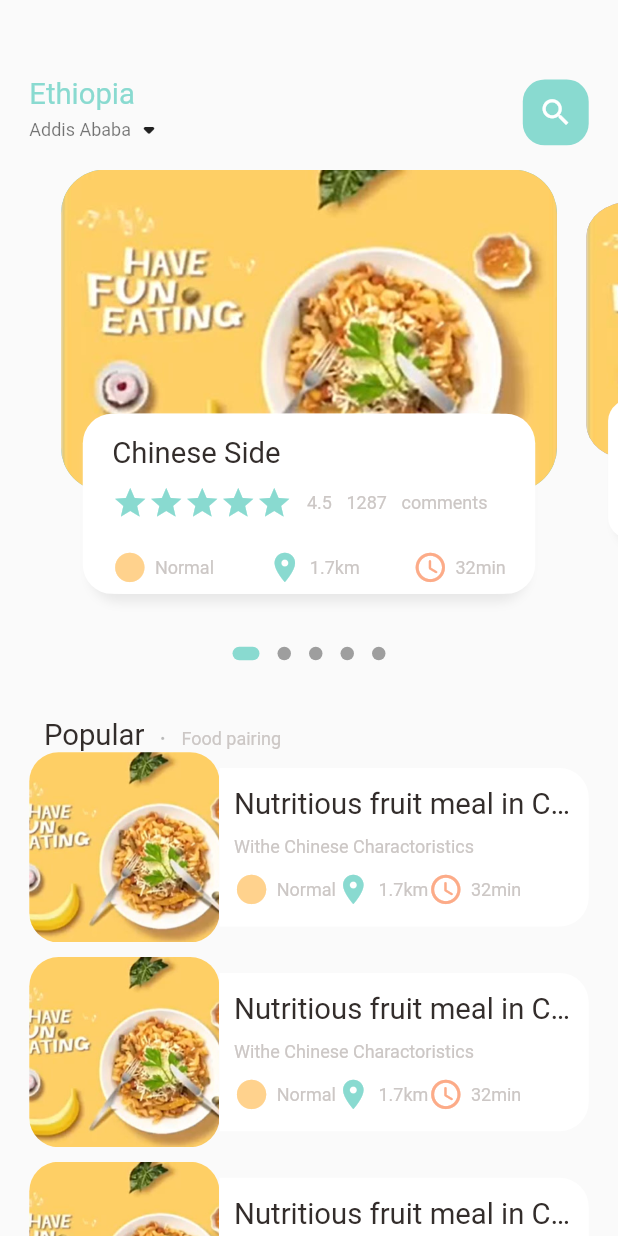
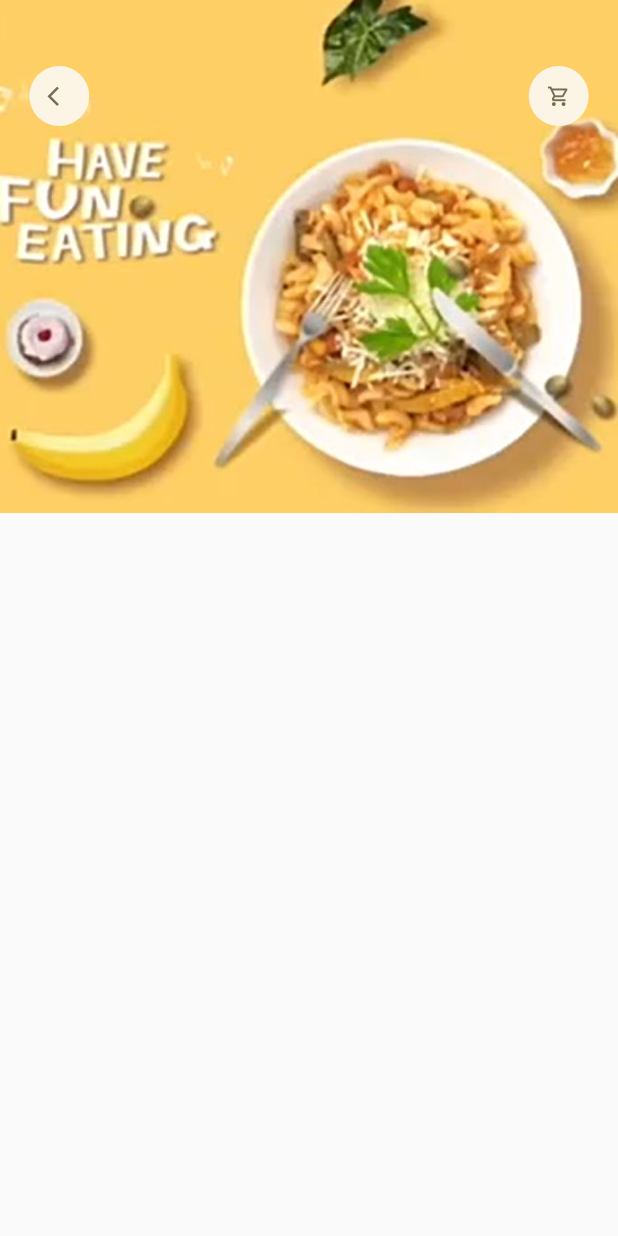
Before and after one commit to dag-tad/enat_guada, a Flutter app: the screen it shows after launch, on a phone screen of 412 x 824 dp. Run offline on Flutter 3.47's test engine with Material 2 defaults, Android fonts, the phone set to English and light mode, and no system bars; drawn by our look-alikes of dots_indicator; our stand-ins replace get.

Commit message:
add popular food detail header and image

```diff
--- a/lib/main.dart
+++ b/lib/main.dart
@@ -1,4 +1,5 @@
-import 'package:enat_guada/home/main_food_page.dart';
+import 'package:enat_guada/pages/food/popular_food_detail.dart';
+import 'package:enat_guada/pages/home/main_food_page.dart';
 import 'package:flutter/material.dart';
 import 'package:get/get_navigation/src/root/get_material_app.dart';
 
@@ -41,7 +42,7 @@ class _MyHomePageState extends State<MyHomePage> {
       theme: ThemeData(
         primarySwatch: Colors.blue,
       ),
-      home: MainFoodPage()
+      home: PopularFoodDetail()
     );
   }
 }
--- /dev/null
+++ b/lib/pages/food/popular_food_detail.dart
@@ -0,0 +1,41 @@
+import 'package:enat_guada/widgets/app_icon.dart';
+import 'package:flutter/material.dart';
+
+import '../../util/dimentions.dart';
+
+class PopularFoodDetail extends StatelessWidget {
+  const PopularFoodDetail({super.key});
+
+  @override
+  Widget build(BuildContext context) {
+    return Scaffold(
+      body: Stack(
+        children: [
+          Positioned(
+            left: 0,
+            right: 0,
+            child: Container(
+              height: Dimensions.popularFoodImgSize,
+              decoration: BoxDecoration(
+                  image: DecorationImage(
+                      fit: BoxFit.cover,
+                      image: AssetImage("assets/image/food0.jpg"))),
+            ),
+          ),
+          Positioned(
+            top: Dimensions.height45,
+            left: Dimensions.width20,
+            right: Dimensions.width20,
+            child: Row(
+              mainAxisAlignment: MainAxisAlignment.spaceBetween,
+              children: [
+                AppIcon(icon: Icons.arrow_back_ios),
+                AppIcon(icon: Icons.shopping_cart_outlined),
+              ],
+            ),
+          )
+        ],
+      ),
+    );
+  }
+}
--- a/lib/home/food_page_body.dart
+++ b/lib/pages/home/food_page_body.dart
@@ -6,7 +6,7 @@ import 'package:enat_guada/widgets/icon_and_text_widget.dart';
 import 'package:flutter/material.dart';
 import 'package:flutter/rendering.dart';
 
-import '../widgets/small_text.dart';
+import '../../widgets/small_text.dart';
 
 class FoodPageBody extends StatefulWidget {
   const FoodPageBody({super.key});
--- a/lib/home/main_food_page.dart
+++ b/lib/pages/home/main_food_page.dart
@@ -1,4 +1,4 @@
-import 'package:enat_guada/home/food_page_body.dart';
+import 'package:enat_guada/pages/home/food_page_body.dart';
 import 'package:enat_guada/util/app_colors.dart';
 import 'package:enat_guada/util/dimentions.dart';
 import 'package:enat_guada/widgets/big_text.dart';
--- a/lib/util/dimentions.dart
+++ b/lib/util/dimentions.dart
@@ -28,8 +28,11 @@ class Dimensions {
   static double radius20 = screenHeight / 42.2;
   static double radius30 = screenHeight / 28.13;
 
+  static double iconSize16 = screenHeight / 52.75;
   static double iconSize24 = screenHeight / 35.17;
 
   static double listViewImgSize = screenWidth / 3.25;
   static double listViewTextContentSize = screenWidth / 3.9;
+
+  static double popularFoodImgSize = screenHeight / 2.41;
 }
--- /dev/null
+++ b/lib/widgets/app_icon.dart
@@ -0,0 +1,30 @@
+import 'package:flutter/material.dart';
+
+import '../util/dimentions.dart';
+
+class AppIcon extends StatelessWidget {
+  final IconData icon;
+  final Color backgroundColor;
+  final Color iconColor;
+  final double size;
+
+  AppIcon({super.key, required this.icon, this.backgroundColor = const Color(0xFFFCF4E4),
+  this.iconColor = const Color(0xFF756D54), this.size = 40});
+
+  @override
+  Widget build(BuildContext context) {
+    return Container(
+      width: size,
+      height: size,
+      decoration: BoxDecoration(
+        borderRadius: BorderRadius.circular(size / 2),
+        color: backgroundColor
+      ),
+      child: Icon(
+        icon,
+        color: iconColor,
+        size: Dimensions.iconSize16
+      ),
+    );
+  }
+}
```
